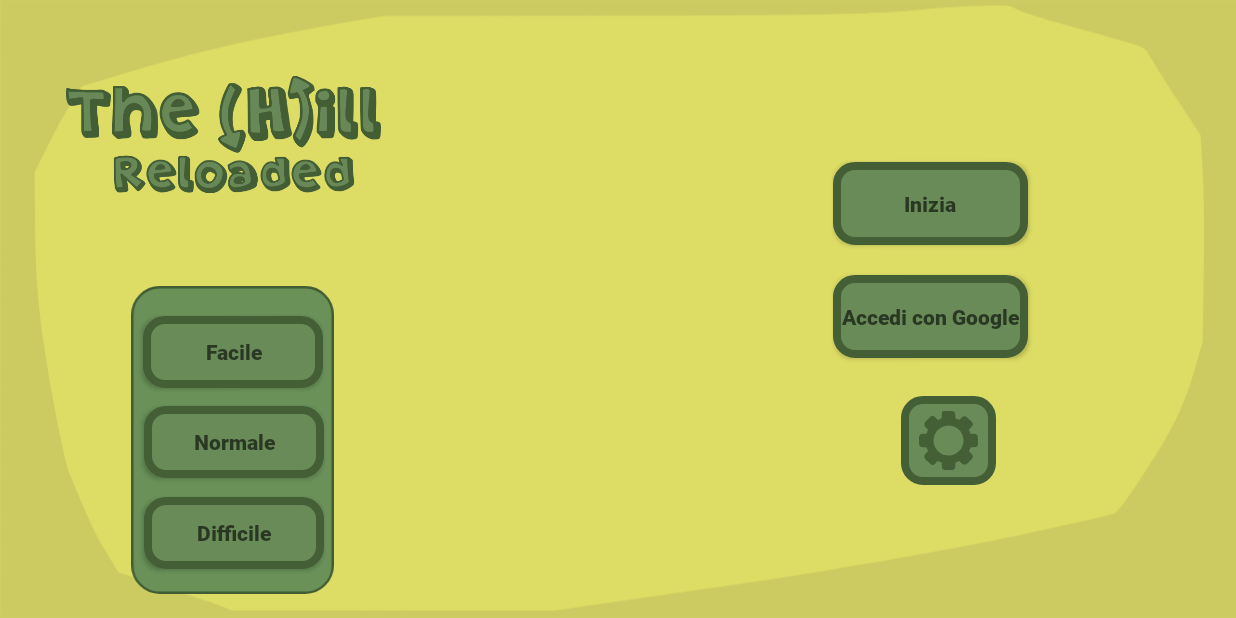
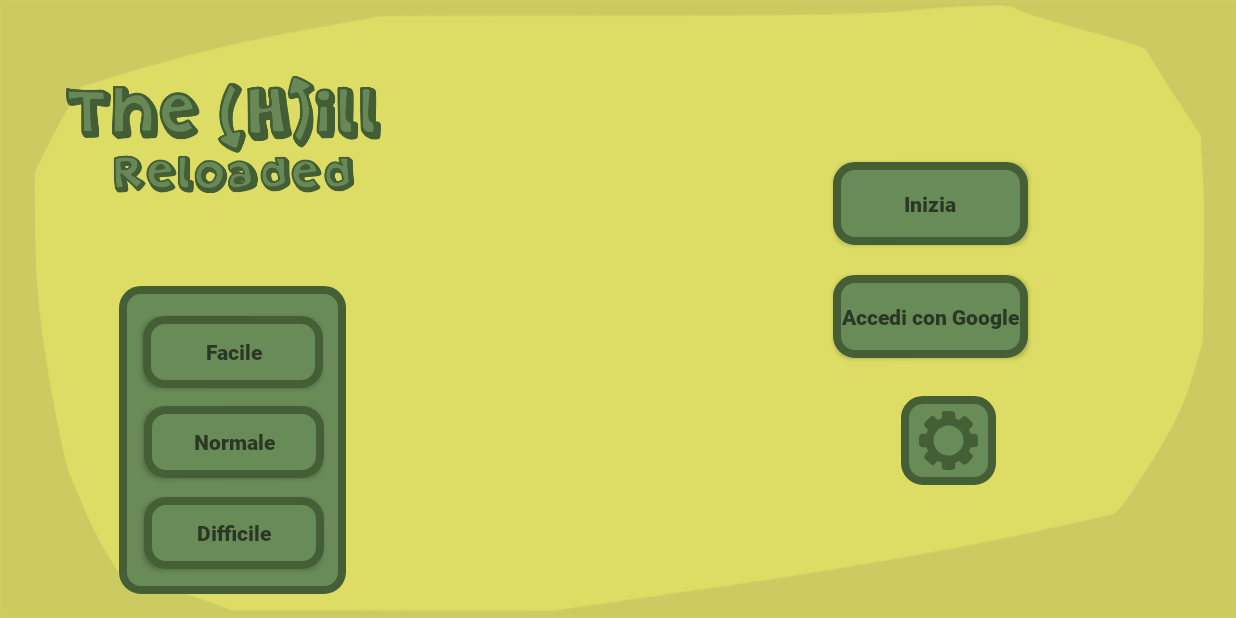
Before and after one commit to SabP391/The_Hill_Reloaded, an Android app: the fragment DifficultyFragment placed in its activity, on a phone screen of 824 x 412 dp (held sideways). Run offline under Robolectric (Android 15) with nearby library versions, the phone set to English and light mode, and no system bars; 2 statements that could not run were skipped.

Commit message:
Sistemati i background dei fragment, rimossi i drawable che non servono più

```diff
--- a/app/src/main/res/drawable/ic_bg_fragment_menu.xml
+++ /dev/null
@@ -1,12 +0,0 @@
-<vector xmlns:android="http://schemas.android.com/apk/res/android"
-    android:width="152.36632dp"
-    android:height="231.99272dp"
-    android:viewportWidth="152.36632"
-    android:viewportHeight="231.99272">
-  <path
-      android:pathData="M21.553,0.9L130.813,0.9A20.653,20.653 0,0 1,151.467 21.553L151.467,210.44A20.653,20.653 0,0 1,130.813 231.093L21.553,231.093A20.653,20.653 0,0 1,0.9 210.44L0.9,21.553A20.653,20.653 0,0 1,21.553 0.9z"
-      android:strokeWidth="1.79917"
-      android:fillColor="#699158"
-      android:strokeColor="#425c34"
-      android:fillType="evenOdd"/>
-</vector>
--- a/app/src/main/res/layout/activity_main.xml
+++ b/app/src/main/res/layout/activity_main.xml
@@ -41,5 +41,5 @@
         app:layout_constraintStart_toStartOf="parent"
         app:layout_constraintTop_toBottomOf="@+id/imageView"
         app:layout_constraintVertical_bias="0.136"
-        app:srcCompat="@drawable/ic_icona_sole" />
+        app:srcCompat="@drawable/ic_sole" />
 </androidx.constraintlayout.widget.ConstraintLayout>
--- a/app/src/main/res/layout/activity_settings.xml
+++ b/app/src/main/res/layout/activity_settings.xml
@@ -109,7 +109,7 @@
         android:layout_marginEnd="8dp"
         app:layout_constraintEnd_toStartOf="@+id/switch_effetti"
         app:layout_constraintTop_toBottomOf="@+id/imageView15"
-        app:srcCompat="@drawable/ic_icona_suoni" />
+        app:srcCompat="@drawable/ic_suoni" />
 
     <ImageView
         android:id="@+id/imageView15"
--- a/app/src/main/res/layout/fragment_difficulty.xml
+++ b/app/src/main/res/layout/fragment_difficulty.xml
@@ -11,7 +11,7 @@
         android:id="@+id/imageView6"
         android:layout_width="151dp"
         android:layout_height="205dp"
-        android:src="@drawable/ic_bg_fragment_menu"
+        android:background="@drawable/bottoni_personalizzati"
         app:layout_constraintBottom_toBottomOf="parent"
         app:layout_constraintEnd_toEndOf="parent"
         app:layout_constraintHorizontal_bias="0.118"
--- a/app/src/main/res/layout/fragment_pause_menu.xml
+++ b/app/src/main/res/layout/fragment_pause_menu.xml
@@ -100,7 +100,7 @@
         android:layout_height="27dp"
         android:layout_marginTop="20dp"
         android:layout_marginEnd="4dp"
-        android:src="@drawable/ic_icona_suoni"
+        android:src="@drawable/ic_suoni"
         app:layout_constraintEnd_toStartOf="@+id/switch_sfx_ingame"
         app:layout_constraintTop_toBottomOf="@+id/imageView13" />
 
```
Also changed, not shown: app/src/main/res/drawable/ic_bg_fragment_accesso.xml (deleted, +0 -12 lines), app/src/main/res/layout/fragment_game_mode.xml (+6 -6 lines), app/src/main/res/layout/fragment_no_login_access.xml (+37 -34 lines), app/src/main/res/drawable/ic_sole.xml (renamed from app/src/main/res/drawable/ic_icona_sole.xml), app/src/main/res/drawable/ic_suoni.xml (renamed from app/src/main/res/drawable/ic_icona_suoni.xml).
